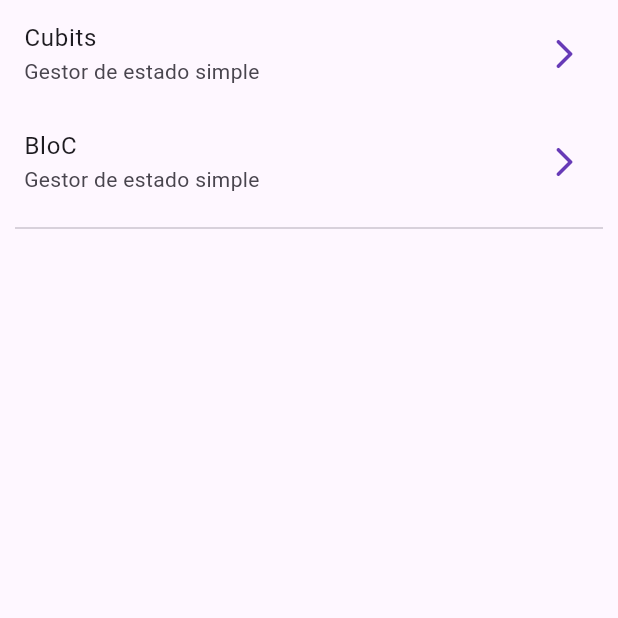
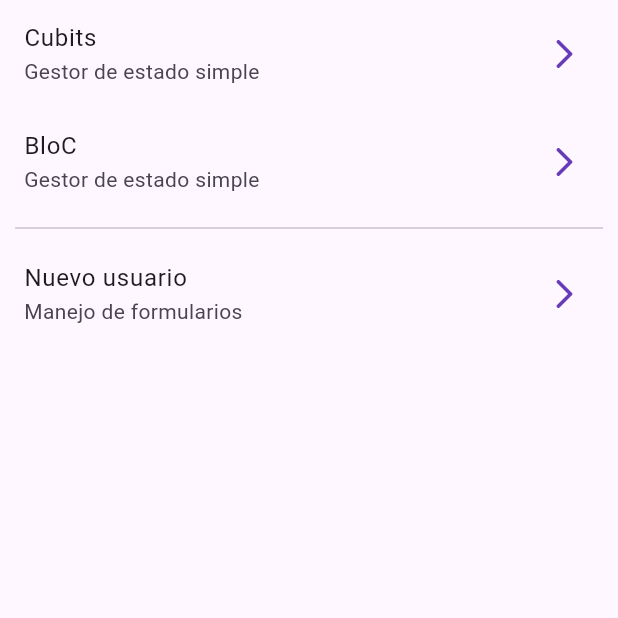
Before and after one commit to DevDuver/Flutter_Bloc_And_Cubits, a Flutter app: the screen it shows after launch, on a phone screen of 412 x 824 dp, the top half of it. Run offline on Flutter 3.47's test engine with Material 2 defaults, Android fonts, the phone set to English and light mode, and no system bars; our stand-ins replace equatable, flutter_bloc, go_router.

Commit message:
implementacion basica de formulario

```diff
--- a/lib/config/router/app_router.dart
+++ b/lib/config/router/app_router.dart
@@ -14,6 +14,10 @@ final appRouter = GoRouter(
     GoRoute(
       path: '/counter-bloc',
       builder: (context, state) => const BlocCounterScreen(),
+    ),
+    GoRoute(
+      path: '/new-user',
+      builder: (context, state) => const RegisterScreen(),
     )
   ]
 
--- a/lib/presentation/screens/home_screen.dart
+++ b/lib/presentation/screens/home_screen.dart
@@ -25,6 +25,13 @@ class HomeScreen extends StatelessWidget {
           const Padding(
             padding: EdgeInsets.symmetric(horizontal: 10),
             child: Divider(),
+          ),
+
+          ListTile(
+            title: const Text('Nuevo usuario'),
+            subtitle: const Text('Manejo de formularios'),
+            trailing: const Icon(Icons.arrow_forward_ios_rounded),
+            onTap: () => context.push('/new-user'),
           )
         ]
       ),
--- a/lib/presentation/screens/screens.dart
+++ b/lib/presentation/screens/screens.dart
@@ -1,3 +1,4 @@
 export 'home_screen.dart';
 export 'cubit_counter_screen.dart';
 export 'bloc_counter_screen.dart';
+export 'register_screen.dart';
```
Also changed, not shown: lib/presentation/screens/register_screen.dart (added, +24 -0 lines).
